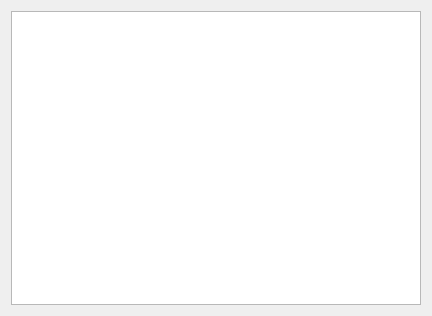
Qt form form.ui (MikeBergmann/WoodscanDownloadManager) before a commit.
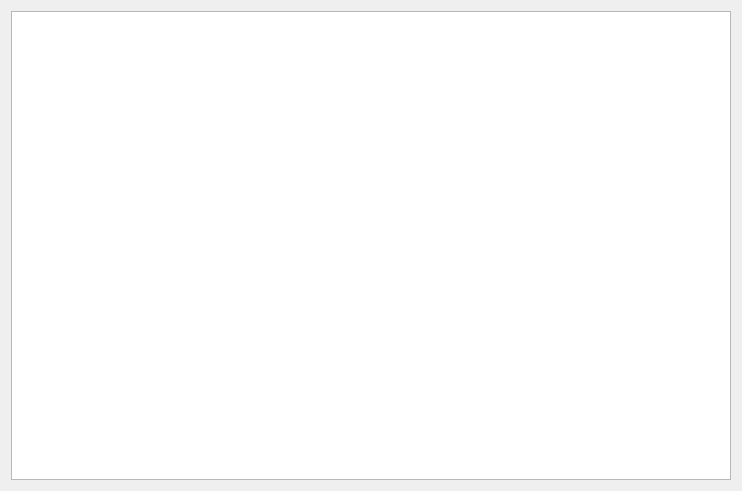
The same form after that commit.

Commit message:
Remove '+=console', increased font size
Remove '+=console', increased font size

Diff of the .ui file:
```diff
--- a/form.ui
+++ b/form.ui
@@ -6,8 +6,8 @@
    <rect>
     <x>0</x>
     <y>0</y>
-    <width>432</width>
-    <height>316</height>
+    <width>742</width>
+    <height>491</height>
    </rect>
   </property>
   <property name="windowTitle">
@@ -16,6 +16,11 @@
   <layout class="QVBoxLayout" name="verticalLayout">
    <item>
     <widget class="QTextEdit" name="textEdit">
+     <property name="font">
+      <font>
+       <pointsize>12</pointsize>
+      </font>
+     </property>
      <property name="readOnly">
       <bool>true</bool>
      </property>
```
The commit also changes 1 other file.
